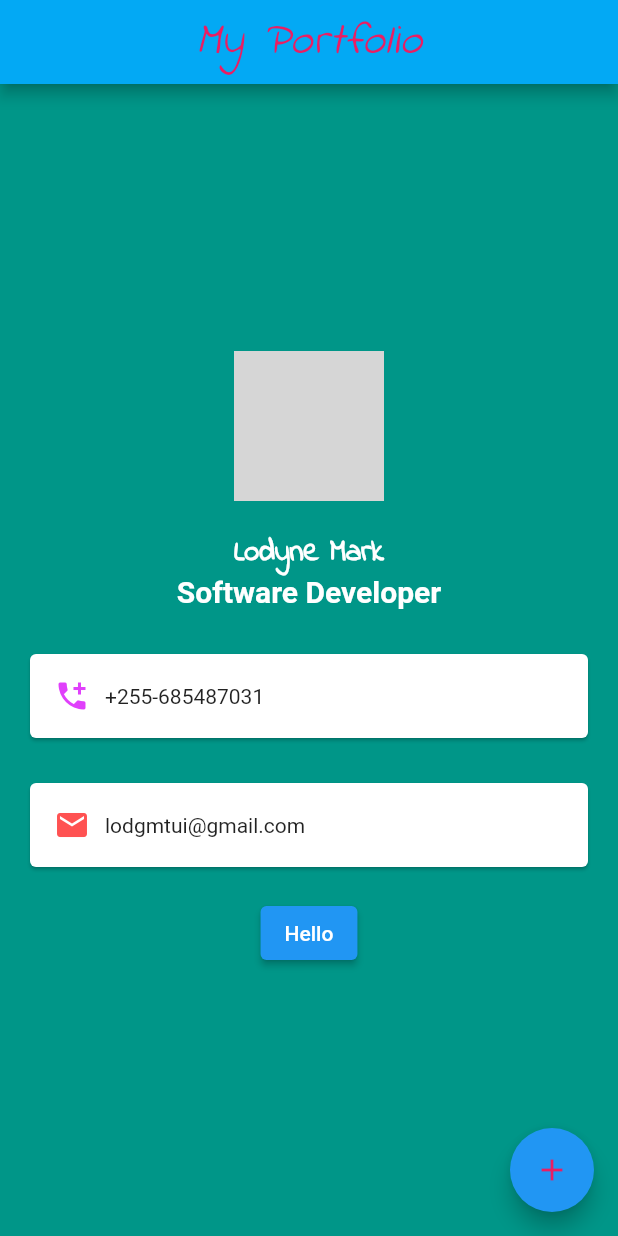
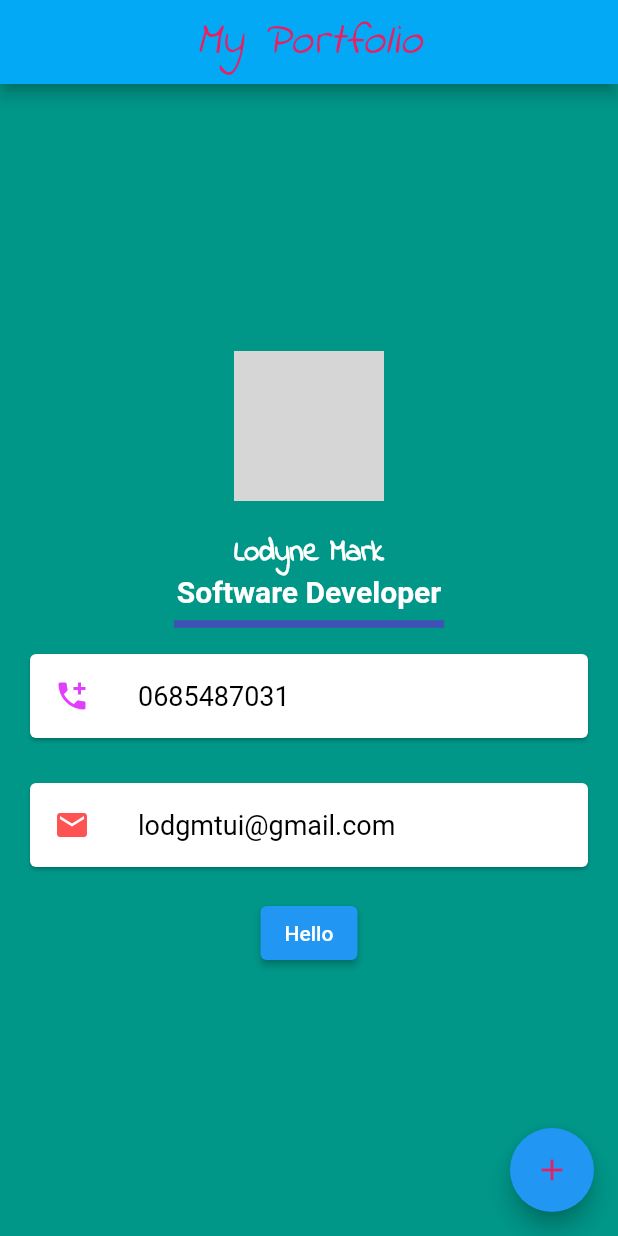
Before and after one commit to lodyne/fluttering, a Flutter app: the screen it shows after launch, on a phone screen of 412 x 824 dp. Run offline on Flutter 3.47's test engine with Material 2 defaults, Android fonts, the phone set to English and light mode, and no system bars; Roboto replaces fonts that are missing (Lato-Light, LuxuriousRoman); grey boxes are pictures that could not be loaded.

Commit message:
feat(cards,listtile):build cards with ListTile

```diff
--- a/newApp/lib/main.dart
+++ b/newApp/lib/main.dart
@@ -60,45 +60,48 @@ class HomePage extends StatelessWidget {
             ),
             const SizedBox(
               height: 20.0,
-            ),
-            Card(
-              // padding: const EdgeInsets.all(10),
-              margin: const EdgeInsets.fromLTRB(20, 10, 20, 20),
-              color: Colors.white,
-              child: Padding(
-                padding: EdgeInsets.all(16.0),
-                child: Row(
-                  children: const [
-                    Icon(
-                      Icons.add_call,
-                      color: Colors.purpleAccent,
-                    ),
-                    SizedBox(
-                      width: 10.0,
-                    ),
-                    Text('+255-685487031'),
-                  ],
-                ),
+              width: 180.0,
+              child: Divider(
+                color: Colors.indigo,
+                thickness: 5.0,
               ),
             ),
-            Card(
+            const Card(
               // padding: const EdgeInsets.all(10),
-              margin: const EdgeInsets.fromLTRB(20, 10, 20, 20),
+              margin: EdgeInsets.fromLTRB(20, 10, 20, 20),
               color: Colors.white,
-              child: Padding(
-                padding: EdgeInsets.all(16.0),
-                child: Row(
-                  children: const [
-                    Icon(
-                      Icons.mail,
-                      color: Colors.redAccent,
-                    ),
-                    SizedBox(
-                      width: 10.0,
-                    ),
-                    Text('lodgmtui@gmail.com'),
-                  ],
+              child: ListTile(
+                leading: Icon(
+                  Icons.add_call,
                 ),
+                title: Text(
+                  '0685487031',
+                  style: TextStyle(
+                    fontFamily: 'Lato-Light',
+                    fontSize: 18.0,
+                  ),
+                ),
+                textColor: Colors.black,
+                iconColor: Colors.purpleAccent,
+              ),
+            ),
+            const Card(
+              // padding: const EdgeInsets.all(10),
+              margin: EdgeInsets.fromLTRB(20, 10, 20, 20),
+              color: Colors.white,
+              child: ListTile(
+                leading: Icon(
+                  Icons.mail,
+                ),
+                title: Text(
+                  'lodgmtui@gmail.com',
+                  style: TextStyle(
+                    fontFamily: 'Lato-Light',
+                    fontSize: 18.0,
+                  ),
+                ),
+                textColor: Colors.black,
+                iconColor: Colors.redAccent,
               ),
             ),
             ElevatedButton(onPressed: () {}, child: const Text('Hello')),
--- a/newApp/pubspec.yaml
+++ b/newApp/pubspec.yaml
@@ -33,3 +33,7 @@ flutter:
     - family: Luxurious Roman
       fonts:
         - asset: fonts/LuxuriousRoman-Regular.ttf
+
+    - family: Lato
+      fonts:
+        - asset: fonts/Lato-Light.ttf
```
